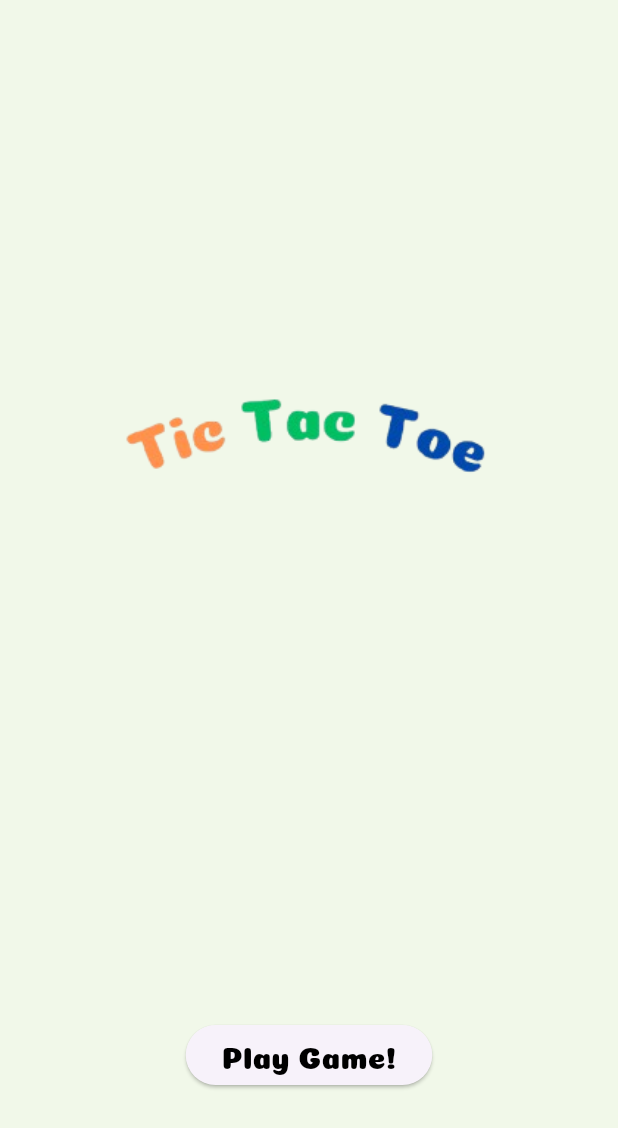
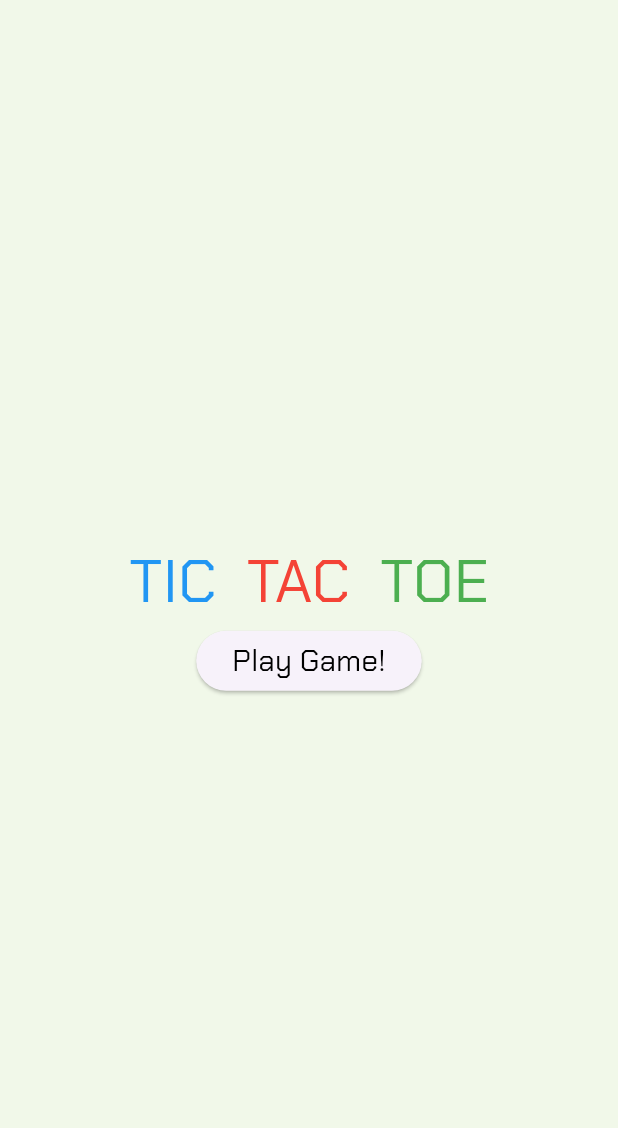
Before and after one commit to JP-Soares/jogo-da-velha-flutter, a Flutter app: the screen it shows after launch, on a phone screen of 412 x 824 dp. Shown: the top 1128 px of the screen. Run offline on Flutter 3.47's test engine with Material 3 defaults, Android fonts, the phone set to English and light mode, and no system bars; our stand-ins replace flutter_svg.

Commit message:
arrumando a tela principal

```diff
--- a/lib/enter.dart
+++ b/lib/enter.dart
@@ -13,8 +13,15 @@ class Enter extends StatelessWidget{
           child: Column(
             mainAxisAlignment: MainAxisAlignment.center,
             children: [
-              Image.asset('assets/img/fundo_home.png'),
-              // const Text("Jogo da Velha", style: TextStyle(fontSize: 40, fontFamily: 'comic-sans'),),
+              Row(mainAxisAlignment: MainAxisAlignment.center,
+                children: [
+                  const Text("TIC", style: TextStyle(fontSize: 40, fontFamily: 'Chakra', color: Colors.blue),),
+                  SizedBox(width: 20,),
+                  const Text("TAC", style: TextStyle(fontSize: 40, fontFamily: 'Chakra', color: Colors.red),),
+                  SizedBox(width: 20,),
+                  const Text("TOE", style: TextStyle(fontSize: 40, fontFamily: 'Chakra', color: Colors.green),),
+                ],
+              ),
 
               ElevatedButton(
                 onPressed: (){
@@ -23,7 +30,7 @@ class Enter extends StatelessWidget{
                   );
                 },
                 child: const Text('Play Game!',
-                  style: TextStyle(fontFamily: 'Coiny', color: Colors.black, fontSize: 20),
+                  style: TextStyle(fontFamily: 'Chakra', color: Colors.black, fontSize: 20),
                 ),
               ),
           ],
```
Also changed, not shown: lib/choose_game.dart (+19 -3 lines).
